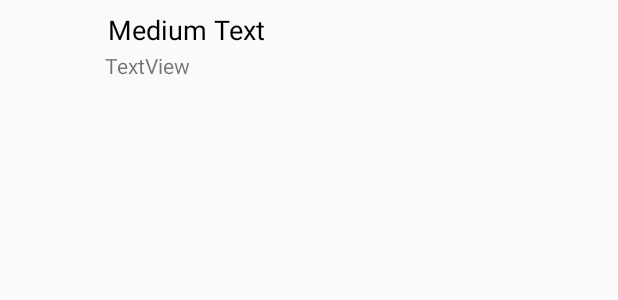
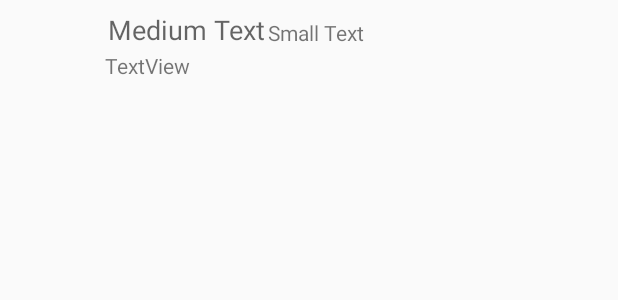
Before and after one commit to jeemyeong/ToEatList, an Android app: the layout custom_list_row.xml on its own in the app's theme, with its tools: preview values and no code run, on a phone screen of 412 x 824 dp. Shown: the top 300 px of the screen. Run offline under Robolectric (Android 15) with nearby library versions, the phone set to English and light mode, and no system bars.

Commit message:
add MyList

```diff
--- a/app/src/main/java/com/jeemyeong/toeatlist/MainActivity.java
+++ b/app/src/main/java/com/jeemyeong/toeatlist/MainActivity.java
@@ -1,6 +1,7 @@
 package com.jeemyeong.toeatlist;
 
 import android.app.Activity;
+import android.content.Intent;
 import android.graphics.Bitmap;
 import android.graphics.BitmapFactory;
 import android.net.Uri;
@@ -94,6 +95,8 @@ public class MainActivity extends Activity implements View.OnClickListener{
                 setNextFood(bookmark);
                 break;
             case R.id.button:
+                Intent intent = new Intent(this, CustomListActivity.class);
+                startActivity(intent);
                 break;
             case R.id.imageView:
                 break;
--- a/app/src/main/res/layout/custom_list_row.xml
+++ b/app/src/main/res/layout/custom_list_row.xml
@@ -22,8 +22,7 @@
             android:textAppearance="?android:attr/textAppearanceMedium"
             android:layout_marginLeft="10dp"
             android:layout_marginTop="5dp"
-            android:padding="2dp"
-            android:textColor="#000000" />
+            android:padding="2dp" />
         <TextView
             android:id="@+id/textView1"
             android:layout_width="wrap_content"
@@ -31,4 +30,18 @@
             android:text="TextView"
             android:layout_marginLeft="10dp"/>
     </LinearLayout>
+
+    <TextView
+        android:layout_width="wrap_content"
+        android:layout_height="wrap_content"
+        android:textAppearance="?android:attr/textAppearanceSmall"
+        android:text="Small Text"
+        android:id="@+id/textView2"
+        android:layout_marginTop="12dp" />
+
+    <LinearLayout
+        android:orientation="vertical"
+        android:layout_width="match_parent"
+        android:layout_height="match_parent"></LinearLayout>
+
 </LinearLayout>
```
Also changed, not shown: app/src/main/AndroidManifest.xml (+9 -5 lines), app/src/main/java/com/jeemyeong/toeatlist/CustomAdapter.java (added, +67 -0 lines), app/src/main/java/com/jeemyeong/toeatlist/CustomListActivity.java (added, +24 -0 lines), app/src/main/java/com/jeemyeong/toeatlist/ViewHolder.java (added, +16 -0 lines), app/src/main/res/layout/activity_custom_list.xml (added, +19 -0 lines), app/src/main/res/layout/activity_deatail_view.xml (added, +12 -0 lines).
